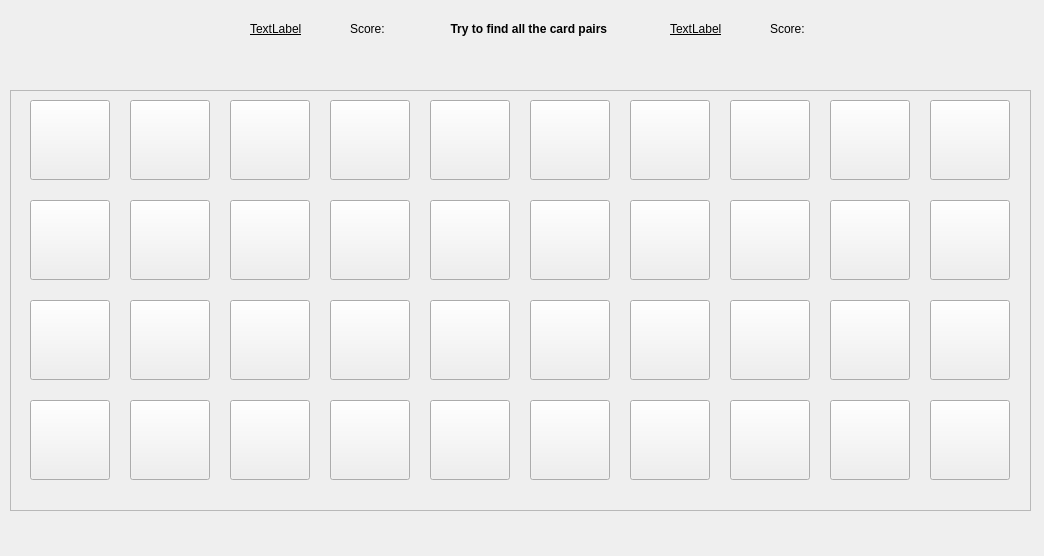
The window that ClientMCG/mainwindow.ui (CarlosCL13/MemoryCardGamePIDII) describes before a commit, drawn with Qt 5.
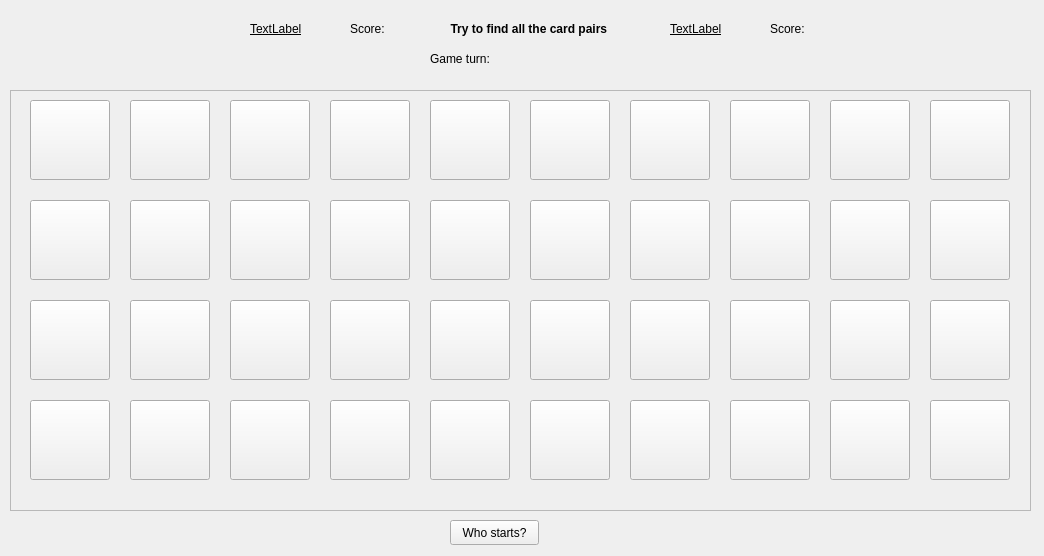
The same window after the commit.

Commit message: The reception of images was improved, the random selection of the player who starts the game was added and the display of page hits and page faults in the server UI was advanced

Diff of the .ui file:
```diff
--- a/ClientMCG/mainwindow.ui
+++ b/ClientMCG/mainwindow.ui
@@ -1076,6 +1076,45 @@
      <string/>
     </property>
    </widget>
+   <widget class="QLabel" name="lblgameturn">
+    <property name="geometry">
+     <rect>
+      <x>430</x>
+      <y>50</y>
+      <width>81</width>
+      <height>17</height>
+     </rect>
+    </property>
+    <property name="text">
+     <string>Game turn: </string>
+    </property>
+   </widget>
+   <widget class="QLabel" name="lblturn">
+    <property name="geometry">
+     <rect>
+      <x>520</x>
+      <y>50</y>
+      <width>67</width>
+      <height>17</height>
+     </rect>
+    </property>
+    <property name="text">
+     <string/>
+    </property>
+   </widget>
+   <widget class="QPushButton" name="pushButton">
+    <property name="geometry">
+     <rect>
+      <x>450</x>
+      <y>520</y>
+      <width>89</width>
+      <height>25</height>
+     </rect>
+    </property>
+    <property name="text">
+     <string>Who starts?</string>
+    </property>
+   </widget>
   </widget>
  </widget>
  <resources/>
```
Left out of the diff: 2 changed lines with no effect on the pictures. The commit also changes 8 other files.
